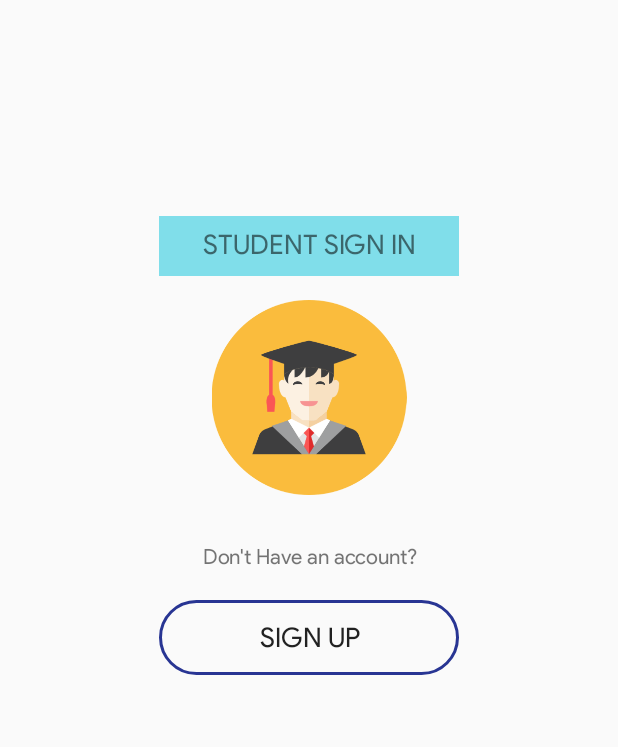
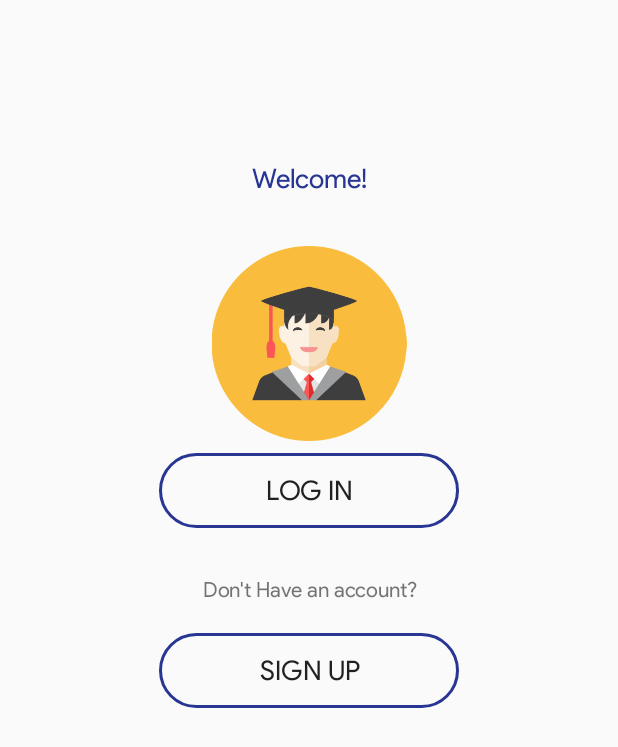
Before and after one commit to m-anas-j/AutomatedAttendanceSystem, an Android app: the screen it shows after launch (WelcomeScreenActivity), on a phone screen of 412 x 824 dp. Shown: the top 747 px of the screen. Run offline under Robolectric (Android 15) with nearby library versions, the phone set to English and light mode, and no system bars.

Commit message:
added login button and changed welcome screen

```diff
--- a/app/src/main/res/layout/activity_welcome_screen.xml
+++ b/app/src/main/res/layout/activity_welcome_screen.xml
@@ -13,13 +13,13 @@
         android:layout_height="40dp"
         android:layout_marginEnd="8dp"
         android:layout_marginStart="8dp"
-        android:layout_marginTop="144dp"
+        android:layout_marginTop="100dp"
+        android:fontFamily="@font/product_sans_regular"
         android:paddingTop="8dp"
         android:text="@string/student_signin"
         android:textAlignment="center"
+        android:textColor="#283593"
         android:textSize="18sp"
-        android:fontFamily="@font/product_sans_regular"
-        android:background="#80DEEA"
         app:layout_constraintEnd_toEndOf="parent"
         app:layout_constraintStart_toStartOf="parent"
         app:layout_constraintTop_toTopOf="parent" />
@@ -30,8 +30,7 @@
         android:layout_height="130dp"
         android:layout_marginEnd="8dp"
         android:layout_marginStart="8dp"
-        android:layout_marginTop="16dp"
-        android:onClick="gotoLoginScreen"
+        android:layout_marginTop="24dp"
         app:layout_constraintEnd_toEndOf="parent"
         app:layout_constraintStart_toStartOf="parent"
         app:layout_constraintTop_toBottomOf="@+id/StudentSignIn"
@@ -44,14 +43,14 @@
         android:layout_marginEnd="8dp"
         android:layout_marginStart="8dp"
         android:layout_marginTop="32dp"
+        android:fontFamily="@font/product_sans_regular"
         android:text="@string/don_t_have_an_account"
         android:textAlignment="center"
         android:textAllCaps="false"
         android:textSize="14sp"
-        android:fontFamily="@font/product_sans_regular"
         app:layout_constraintEnd_toEndOf="parent"
         app:layout_constraintStart_toStartOf="parent"
-        app:layout_constraintTop_toBottomOf="@+id/StudentImage" />
+        app:layout_constraintTop_toBottomOf="@+id/loginButton" />
 
     <Button
         android:id="@+id/SignUp"
@@ -69,4 +68,21 @@
         app:layout_constraintStart_toStartOf="parent"
         app:layout_constraintTop_toBottomOf="@+id/notHaveAccountMessage" />
 
+    <Button
+        android:id="@+id/loginButton"
+        android:layout_width="200dp"
+        android:layout_height="50dp"
+        android:layout_marginEnd="8dp"
+        android:layout_marginStart="8dp"
+        android:layout_marginTop="8dp"
+        android:background="@drawable/ripple"
+        android:fontFamily="@font/product_sans_regular"
+        android:text="@string/log_in_button"
+        android:textAllCaps="false"
+        android:textSize="18sp"
+        android:onClick="gotoLoginScreen"
+        app:layout_constraintEnd_toEndOf="parent"
+        app:layout_constraintStart_toStartOf="parent"
+        app:layout_constraintTop_toBottomOf="@+id/StudentImage" />
+
 </android.support.constraint.ConstraintLayout>
--- a/app/src/main/res/values/strings.xml
+++ b/app/src/main/res/values/strings.xml
@@ -10,7 +10,7 @@
     <string name="successText">Attendance taken for student id:</string>
 
     <!-- Sadiku Chan's part again and again-->
-    <string name="student_signin">STUDENT SIGN IN</string>
+    <string name="student_signin">Welcome!</string>
     <string name="don_t_have_an_account">Don\'t Have an account?</string>
     <string name="sign_up">SIGN UP</string>
     <string name="user_id_hint">Enter your user id</string>
@@ -18,4 +18,5 @@
     <string name="log_in_button">LOG IN</string>
 
 
+
 </resources>
```
